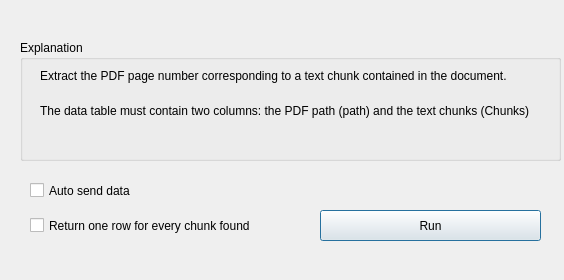
This is orangecontrib/AAIT/widgets/designer/owgetpages.ui in TigerODM/TigerODM as Qt 5 draws it before an edit. The edited form follows.
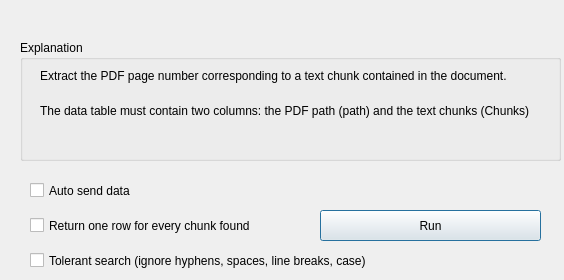
This is the edited form.

Diff of the .ui file:
```diff
--- a/orangecontrib/AAIT/widgets/designer/owgetpages.ui
+++ b/orangecontrib/AAIT/widgets/designer/owgetpages.ui
@@ -42,6 +42,22 @@
     <string>Return one row for every chunk found</string>
    </property>
   </widget>
+  <widget class="QCheckBox" name="tolerantCheckBox">
+   <property name="geometry">
+    <rect>
+     <x>30</x>
+     <y>250</y>
+     <width>550</width>
+     <height>21</height>
+    </rect>
+   </property>
+   <property name="toolTip">
+    <string>Find the chunk even if the PDF text differs by hyphens, spaces, line breaks, ligatures or case. Adds a 'matched_text' column with the text as written in the PDF.</string>
+   </property>
+   <property name="text">
+    <string>Tolerant search (ignore hyphens, spaces, line breaks, case)</string>
+   </property>
+  </widget>
   <widget class="QGroupBox" name="groupBox">
    <property name="geometry">
     <rect>
```
